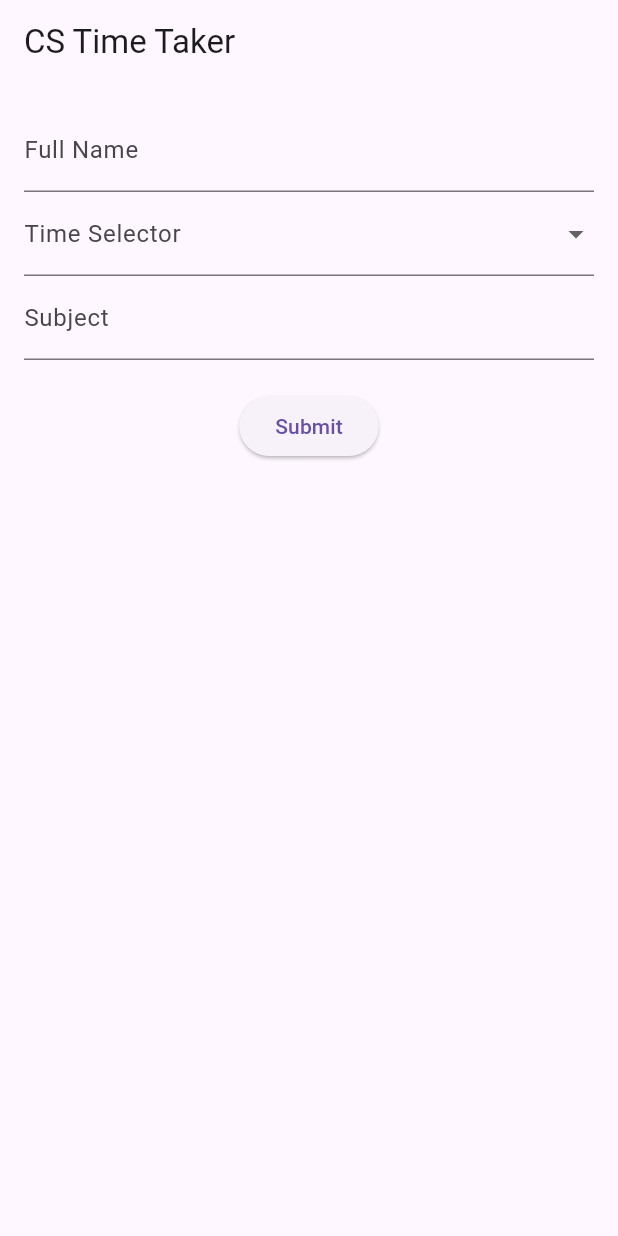
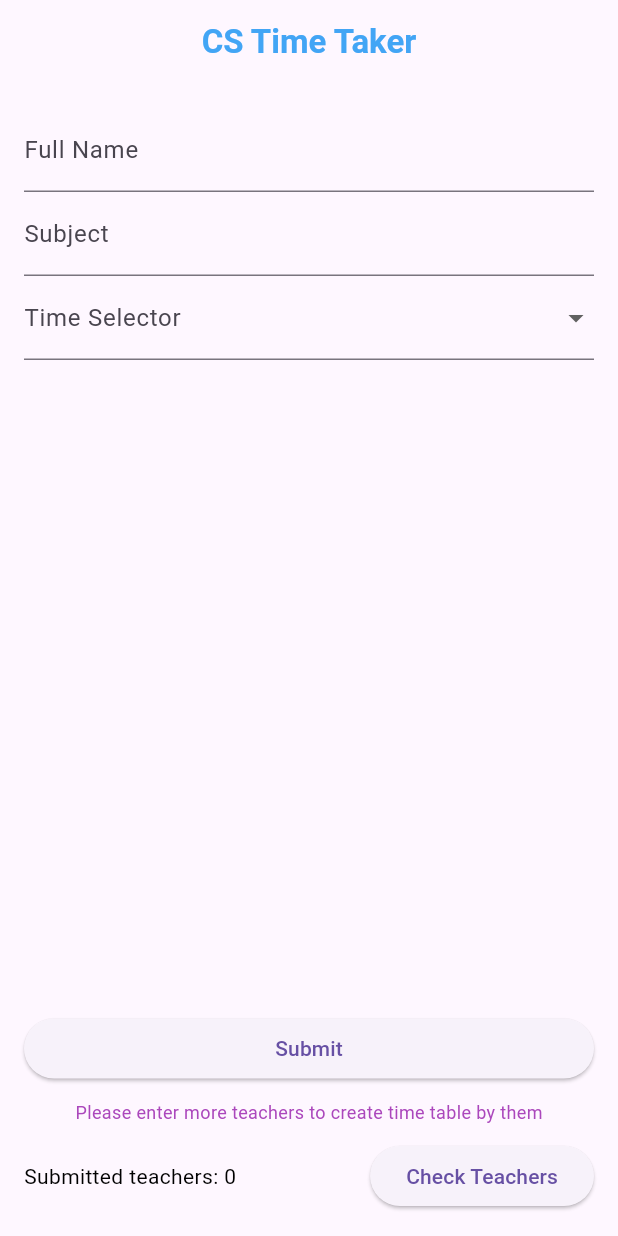
Before and after one commit to hojjatmahdave/time_table_generator, a Flutter app: the screen it shows after launch, on a phone screen of 412 x 824 dp. Run offline on Flutter 3.47's test engine with Material 3 defaults, Android fonts, the phone set to English and light mode, and no system bars; Roboto replaces fonts that are missing (Poppins).

Commit message:
all pages completed

```diff
--- a/lib/main.dart
+++ b/lib/main.dart
@@ -11,12 +11,14 @@ void main() {
       providers: [
         ChangeNotifierProvider(create: (_) => TeachersProvider()),
       ],
-      child: ScheduleSmartApp(),
+      child: const ScheduleSmartApp(),
     ),
   );
 }
 
 class ScheduleSmartApp extends StatelessWidget {
+  const ScheduleSmartApp({super.key});
+
   @override
   Widget build(BuildContext context) {
     return MaterialApp(
@@ -27,8 +29,8 @@ class ScheduleSmartApp extends StatelessWidget {
       initialRoute: '/',
       routes: {
         '/': (context) => CsTimeTaker(),
-        '/teachers_list': (context) => TeachersList(),
-        '/time_table': (context) => TimeTableScreen(),
+        '/teachers_list': (context) => const TeachersList(),
+        '/time_table': (context) => const TimeTableScreen(),
       },
     );
   }
--- a/lib/providers/teachers_provider.dart
+++ b/lib/providers/teachers_provider.dart
@@ -2,7 +2,7 @@ import 'package:flutter/material.dart';
 import '../models/teacher.dart';
 
 class TeachersProvider with ChangeNotifier {
-  List<Teacher> _teachers = [];
+  final List<Teacher> _teachers = [];
 
   List<Teacher> get teachers => _teachers;
 
--- a/lib/screens/cs_time_taker.dart
+++ b/lib/screens/cs_time_taker.dart
@@ -3,23 +3,48 @@ import 'package:provider/provider.dart';
 import '../models/teacher.dart';
 import '../providers/teachers_provider.dart';
 
-class CsTimeTaker extends StatelessWidget {
+class CsTimeTaker extends StatefulWidget {
+  @override
+  _CsTimeTakerState createState() => _CsTimeTakerState();
+}
+
+class _CsTimeTakerState extends State<CsTimeTaker> {
   final _formKey = GlobalKey<FormState>();
   final _nameController = TextEditingController();
   final _subjectController = TextEditingController();
   String? _selectedTime;
 
+  void _resetForm() {
+    _formKey.currentState?.reset();
+    _nameController.clear();
+    _subjectController.clear();
+    setState(() {
+      _selectedTime = null;
+    });
+  }
+
   @override
   Widget build(BuildContext context) {
     return Scaffold(
       appBar: AppBar(
-        title: Text('CS Time Taker'),
+        title: Text(
+          'CS Time Taker',
+          style: TextStyle(
+              fontWeight: FontWeight.bold,
+              fontFamily: 'Poppins',
+              color: Colors.blue[400]),
+        ),
+        centerTitle: true,
       ),
       body: Padding(
         padding: EdgeInsets.all(16.0),
+        child: Column(
+          children: <Widget>[
+            Expanded(
               child: Form(
                 key: _formKey,
                 child: Column(
+                  mainAxisAlignment: MainAxisAlignment.start,
                   children: <Widget>[
                     TextFormField(
                       controller: _nameController,
@@ -27,6 +52,16 @@ class CsTimeTaker extends StatelessWidget {
                       validator: (value) {
                         if (value == null || value.isEmpty) {
                           return 'Please enter your name';
+                        }
+                        return null;
+                      },
+                    ),
+                    TextFormField(
+                      controller: _subjectController,
+                      decoration: InputDecoration(labelText: 'Subject'),
+                      validator: (value) {
+                        if (value == null || value.isEmpty) {
+                          return 'Please enter a subject';
                         }
                         return null;
                       },
@@ -47,7 +82,9 @@ class CsTimeTaker extends StatelessWidget {
                         );
                       }).toList(),
                       onChanged: (newValue) {
+                        setState(() {
                           _selectedTime = newValue!;
+                        });
                       },
                       decoration: InputDecoration(labelText: 'Time Selector'),
                       validator: (value) {
@@ -57,18 +94,14 @@ class CsTimeTaker extends StatelessWidget {
                         return null;
                       },
                     ),
-              TextFormField(
-                controller: _subjectController,
-                decoration: InputDecoration(labelText: 'Subject'),
-                validator: (value) {
-                  if (value == null || value.isEmpty) {
-                    return 'Please enter a subject';
-                  }
-                  return null;
-                },
+                  ],
+                ),
+              ),
             ),
             SizedBox(height: 20),
-              ElevatedButton(
+            SizedBox(
+              width: double.infinity,
+              child: ElevatedButton(
                 onPressed: () {
                   if (_formKey.currentState?.validate() ?? false) {
                     Provider.of<TeachersProvider>(context, listen: false)
@@ -79,13 +112,59 @@ class CsTimeTaker extends StatelessWidget {
                         availableTime: _selectedTime!,
                       ),
                     );
+
+                    // Reset the form
+                    _resetForm();
+
+                    // Show dialog to check if there are enough teachers
+                    Provider.of<TeachersProvider>(context, listen: false)
+                        .addListener(() {
+                      if (Provider.of<TeachersProvider>(context, listen: false)
+                              .teachers
+                              .length >
+                          3) {
                         Navigator.pushNamed(context, '/teachers_list');
+                      }
+                    });
                   }
                 },
                 child: Text('Submit'),
               ),
+            ),
+            SizedBox(height: 10),
+            Consumer<TeachersProvider>(
+              builder: (context, teachersProvider, child) {
+                return Column(
+                  children: [
+                    if (teachersProvider.teachers.length < 4)
+                      Padding(
+                        padding: const EdgeInsets.only(bottom: 10.0),
+                        child: Text(
+                          'Please enter more teachers to create time table by them',
+                          style: TextStyle(
+                              color: Colors.purple[400], fontSize: 12),
+                        ),
+                      ),
+                    Row(
+                      mainAxisAlignment: MainAxisAlignment.spaceBetween,
+                      children: [
+                        Text(
+                          'Submitted teachers: ${teachersProvider.teachers.length}',
+                          style: TextStyle(color: Colors.black),
+                        ),
+                        ElevatedButton(
+                          onPressed: () {
+                            Navigator.pushNamed(context, '/teachers_list');
+                          },
+                          child: Text('Check Teachers'),
+                        ),
                       ],
                     ),
+                  ],
+                );
+              },
+            ),
+          ],
         ),
       ),
     );
```
Also changed, not shown: lib/screens/teachers_list.dart (+42 -4 lines), lib/screens/time_table.dart (+48 -18 lines), 1 other file. Lines whose indentation alone changed are shown as unchanged.
